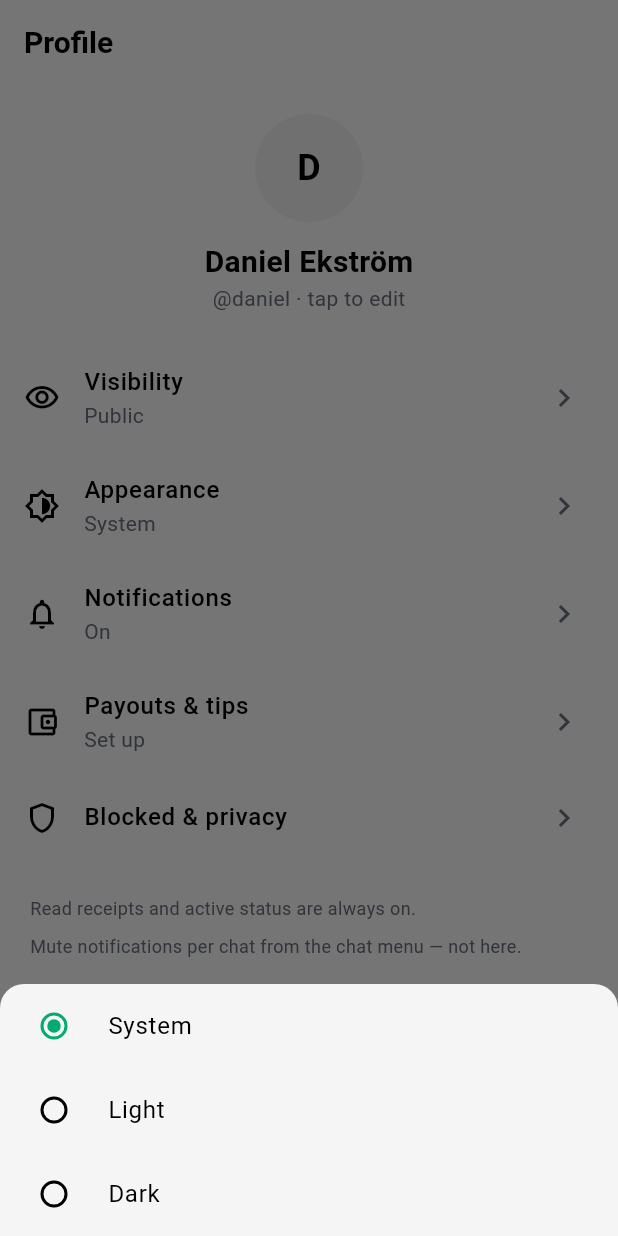
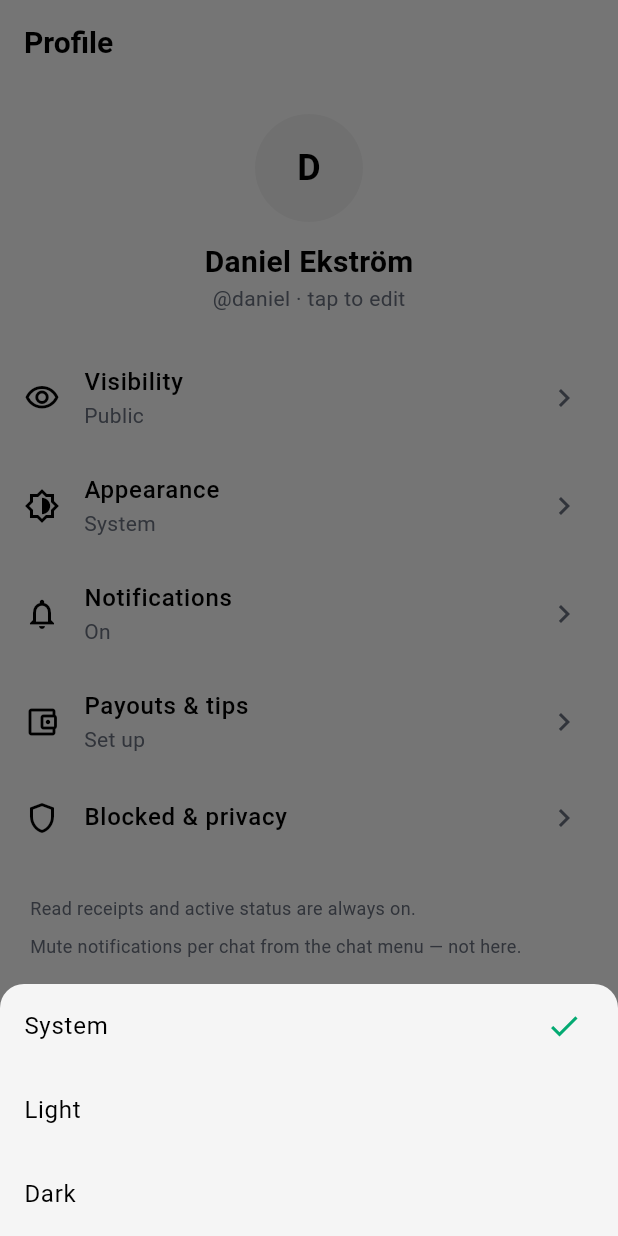
Before and after one commit to GutenGroup/guten-chat-mobile, a Flutter app: the screen it shows after launch, item 4 of the bottom bar chosen, after a tap on "Appearance", on a phone screen of 412 x 824 dp. Run offline on Flutter 3.47's test engine with Material 3 defaults, Android fonts, the phone set to English and light mode, and no system bars; our stand-ins replace equatable, flutter_bloc, supabase_flutter; accounts and stored records are empty.

Commit message:
Fix CI: replace deprecated RadioListTile in appearance picker
Co-authored-by: Nitton76 <Nitton76@users.noreply.github.com>

```diff
--- a/lib/src/presentation/widgets/profile/profile_screen.dart
+++ b/lib/src/presentation/widgets/profile/profile_screen.dart
@@ -226,17 +226,16 @@ class _AppearanceTile extends StatelessWidget {
         child: Column(
           mainAxisSize: MainAxisSize.min,
           children: GutenChatAppearance.values.map((mode) {
-            return RadioListTile<GutenChatAppearance>(
-              title: Text(_label(mode),
-                  style: TextStyle(color: theme.inkColor)),
-              value: mode,
-              groupValue: current,
-              activeColor: theme.accentColor,
-              onChanged: (value) {
-                if (value != null) {
-                  Navigator.pop(context, value);
-                }
-              },
+            final isSelected = mode == current;
+            return ListTile(
+              title: Text(
+                _label(mode),
+                style: TextStyle(color: theme.inkColor),
+              ),
+              trailing: isSelected
+                  ? Icon(Icons.check, color: theme.accentColor)
+                  : null,
+              onTap: () => Navigator.pop(context, mode),
             );
           }).toList(),
         ),
```
